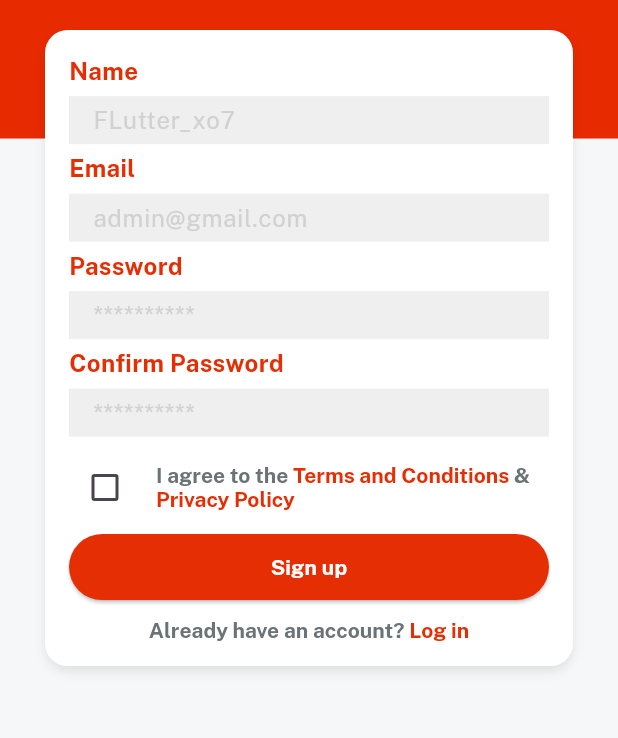
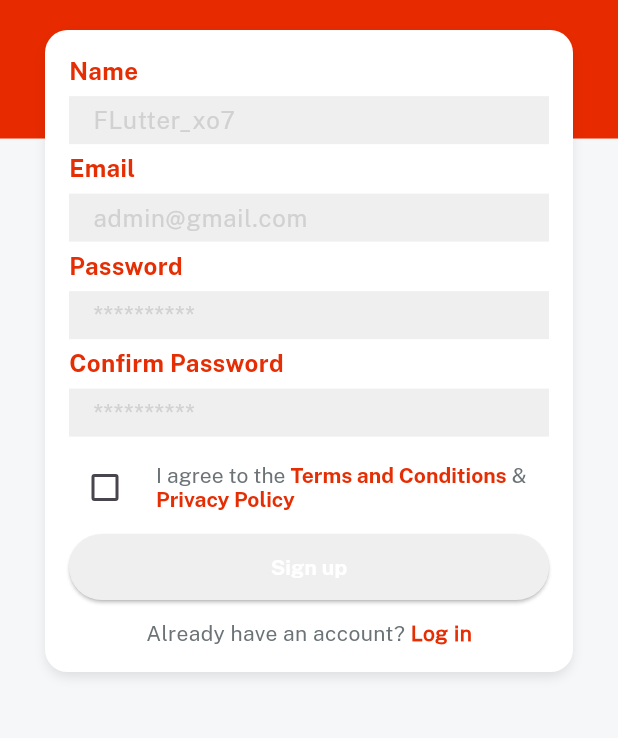
Before and after one commit to jadhavdurgesh/e_commerce, a Flutter app: the SignUpScreen screen opened directly, on a phone screen of 412 x 824 dp, the part 293-1031 px from its top. Run offline on Flutter 3.47's test engine with Material 2 defaults, Android fonts, the phone set to English and light mode, and no system bars; our stand-ins replace get, velocity_x.

Commit message:
Signup Page updated

```diff
--- a/lib/views/auth_screen/signup_screen.dart
+++ b/lib/views/auth_screen/signup_screen.dart
@@ -1,15 +1,19 @@
 import 'package:e_commerce/consts/consts.dart';
 import 'package:get/get.dart';
-
-import '../../consts/lists.dart';
 import '../../widgets common/applogo_widget.dart';
 import '../../widgets common/bg_widget.dart';
 import '../../widgets common/button_widget.dart';
 import '../../widgets common/custom_textfield.dart';
 
-class SignUpScreen extends StatelessWidget {
-  SignUpScreen({super.key});
+class SignUpScreen extends StatefulWidget {
+  const SignUpScreen({super.key});
 
+  @override
+  State<SignUpScreen> createState() => _SignUpScreenState();
+}
+
+class _SignUpScreenState extends State<SignUpScreen> {
+  bool? isCheck = false;
   final emailController = TextEditingController();
   final passwordController = TextEditingController();
 
@@ -50,29 +54,34 @@ class SignUpScreen extends StatelessWidget {
                 Row(
                   children: [
                     Checkbox(
-                        checkColor: redColor,
-                        value: false,
-                        onChanged: (newValue) {}),
+                        checkColor: whiteColor,
+                        activeColor: redColor,
+                        value: isCheck,
+                        onChanged: (newValue) {
+                          setState(() {
+                            isCheck = newValue;
+                          });
+                        }),
                     10.widthBox,
                     Expanded(
                       child: RichText(
                           text: const TextSpan(children: [
                         TextSpan(
                             text: "I agree to the ",
-                            style:
-                                TextStyle(fontFamily: bold, color: fontGrey)),
+                            style: TextStyle(
+                                fontFamily: regular, color: fontGrey)),
                         TextSpan(
                             text: termsAndConditions,
-                            style:
-                                TextStyle(fontFamily: bold, color: redColor)),
+                            style: TextStyle(
+                                fontFamily: semibold, color: redColor)),
                         TextSpan(
                             text: " & ",
-                            style:
-                                TextStyle(fontFamily: bold, color: fontGrey)),
+                            style: TextStyle(
+                                fontFamily: regular, color: fontGrey)),
                         TextSpan(
                             text: privacyPolicy,
-                            style:
-                                TextStyle(fontFamily: bold, color: redColor)),
+                            style: TextStyle(
+                                fontFamily: semibold, color: redColor)),
                       ])),
                     )
                   ],
@@ -80,7 +89,7 @@ class SignUpScreen extends StatelessWidget {
                 5.heightBox,
                 buttonWidget(
                         title: signup,
-                        color: redColor,
+                        color: isCheck == true ? redColor : lightGrey,
                         textColor: whiteColor,
                         onPress: () {})
                     .box
@@ -88,17 +97,15 @@ class SignUpScreen extends StatelessWidget {
                     .make(),
                 10.heightBox,
                 // wrapping into gesture detector of velocity_x
-                RichText(
-                    text: const TextSpan(children: [
-                  TextSpan(
-                      text: alreadyHaveAnAccount,
-                      style: TextStyle(fontFamily: bold, color: fontGrey)),
-                  TextSpan(
-                      text: login,
-                      style: TextStyle(fontFamily: bold, color: redColor))
-                ])).onTap(() {
-                  Get.back();
-                })
+                Row(
+                  mainAxisAlignment: MainAxisAlignment.center,
+                  children: [
+                    alreadyHaveAnAccount.text.color(fontGrey).make(),
+                    login.text.color(redColor).semiBold.make().onTap(() {
+                      Get.back();
+                    })
+                  ],
+                )
               ],
             )
                 .box
```
